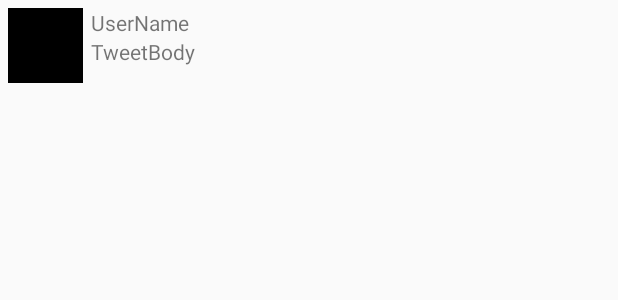
After one commit to angiecolleen8/Twitter, an Android app: the layout item_tweet.xml on its own in the app's theme, with its tools: preview values and no code run, on a phone screen of 412 x 824 dp. The commit adds this screen. Shown: the top 300 px of the screen. Run offline under Robolectric (Android 15) with nearby library versions, the phone set to English and light mode, and no system bars.

Commit message:
Tweets displaying now

```diff
--- /dev/null
+++ b/app/src/main/res/layout/item_tweet.xml
@@ -0,0 +1,34 @@
+<?xml version="1.0" encoding="utf-8"?>
+<RelativeLayout xmlns:android="http://schemas.android.com/apk/res/android"
+    xmlns:app="http://schemas.android.com/apk/res-auto"
+    android:layout_margin="5dp"
+    android:layout_width="match_parent"
+    android:layout_height="wrap_content">
+
+    <ImageView
+        android:id="@+id/ivProfileImage"
+        android:layout_width="50dp"
+        android:layout_height="50dp"
+        android:layout_alignParentStart="true"
+        android:layout_alignParentTop="true"
+        app:srcCompat="@android:color/black" />
+
+    <TextView
+        android:id="@+id/tvUserName"
+        android:layout_width="wrap_content"
+        android:layout_height="wrap_content"
+        android:layout_alignParentTop="true"
+        android:layout_marginLeft="5dp"
+        android:layout_toEndOf="@+id/ivProfileImage"
+        android:text="UserName" />
+
+    <TextView
+        android:id="@+id/tvBody"
+        android:layout_width="wrap_content"
+        android:layout_height="wrap_content"
+        android:layout_below="@+id/tvUserName"
+        android:layout_marginLeft="5dp"
+        android:layout_toEndOf="@+id/ivProfileImage"
+        android:text="TweetBody" />
+
+</RelativeLayout>
```
Also changed, not shown: app/src/main/java/com/codepath/apps/Twitter/TimelineActivity.java (+46 -2 lines), app/src/main/java/com/codepath/apps/Twitter/TweetAdapter.java (added, +78 -0 lines), app/src/main/java/com/codepath/apps/Twitter/TwitterClient.java (+8 -1 lines), app/src/main/java/com/codepath/apps/Twitter/models/Tweet.java (added, +23 -0 lines), app/src/main/java/com/codepath/apps/Twitter/models/User.java (added, +26 -0 lines).
